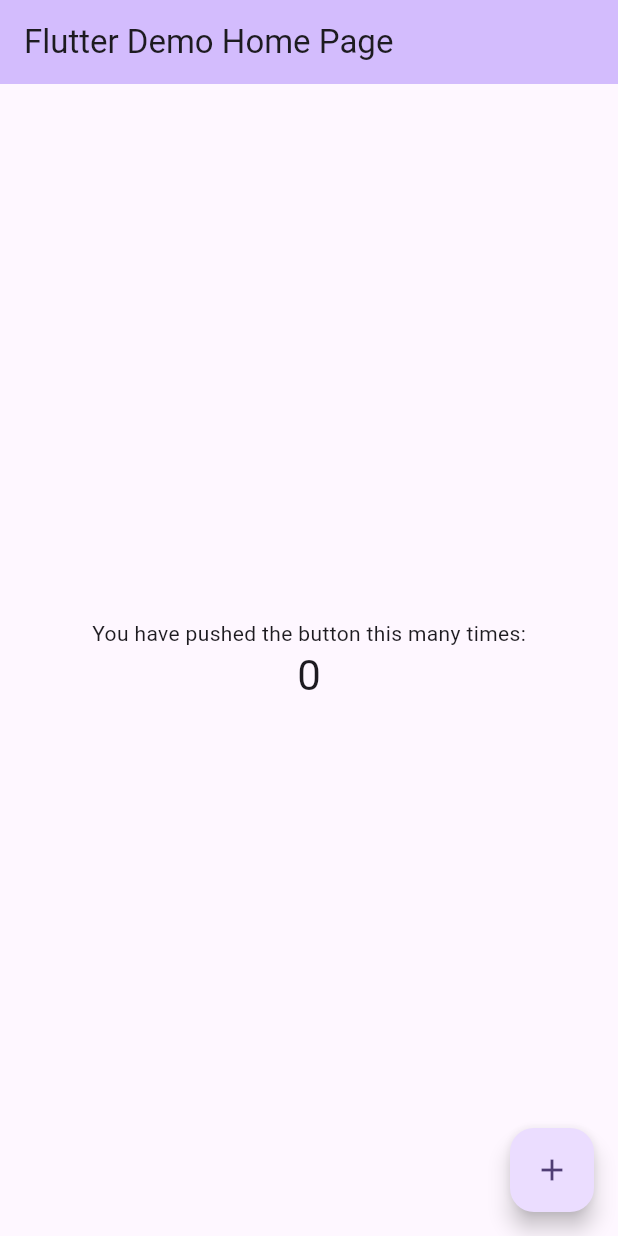
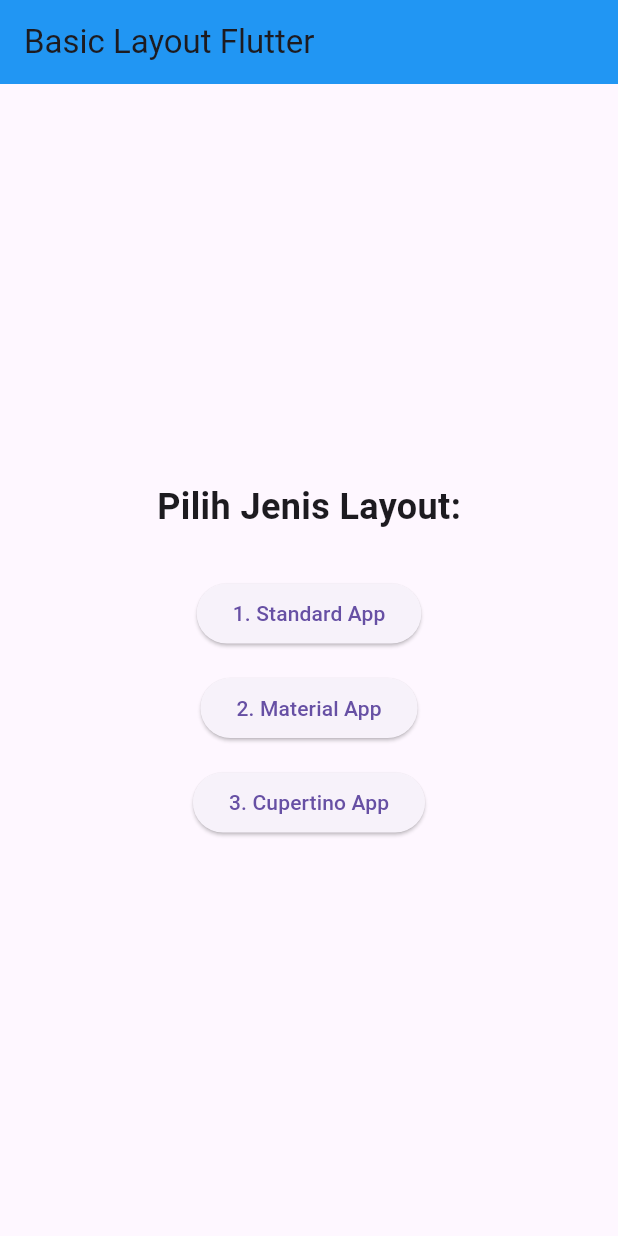
Before and after one commit to afgangalih/flutter2_tugasPraktikum1, a Flutter app: the screen it shows after launch, on a phone screen of 412 x 824 dp. Run offline on Flutter 3.47's test engine with Material 3 defaults, Android fonts, the phone set to English and light mode, and no system bars.

Commit message:
update main.dart, README.MD

```diff
--- a/lib/main.dart
+++ b/lib/main.dart
@@ -1,4 +1,7 @@
 import 'package:flutter/material.dart';
+import 'standard_app.dart';
+import 'material_app.dart';
+import 'cupertino_app.dart';
 
 void main() {
   runApp(const MyApp());
@@ -7,116 +10,76 @@ void main() {
 class MyApp extends StatelessWidget {
   const MyApp({super.key});
 
-  // This widget is the root of your application.
   @override
   Widget build(BuildContext context) {
     return MaterialApp(
-      title: 'Flutter Demo',
+      title: 'Basic Layout Flutter',
       theme: ThemeData(
-        // This is the theme of your application.
-        //
-        // TRY THIS: Try running your application with "flutter run". You'll see
-        // the application has a purple toolbar. Then, without quitting the app,
-        // try changing the seedColor in the colorScheme below to Colors.green
-        // and then invoke "hot reload" (save your changes or press the "hot
-        // reload" button in a Flutter-supported IDE, or press "r" if you used
-        // the command line to start the app).
-        //
-        // Notice that the counter didn't reset back to zero; the application
-        // state is not lost during the reload. To reset the state, use hot
-        // restart instead.
-        //
-        // This works for code too, not just values: Most code changes can be
-        // tested with just a hot reload.
-        colorScheme: ColorScheme.fromSeed(seedColor: Colors.deepPurple),
+        primarySwatch: Colors.blue,
+        useMaterial3: true,
       ),
-      home: const MyHomePage(title: 'Flutter Demo Home Page'),
+      home: const HomePage(),
     );
   }
 }
 
-class MyHomePage extends StatefulWidget {
-  const MyHomePage({super.key, required this.title});
-
-  // This widget is the home page of your application. It is stateful, meaning
-  // that it has a State object (defined below) that contains fields that affect
-  // how it looks.
-
-  // This class is the configuration for the state. It holds the values (in this
-  // case the title) provided by the parent (in this case the App widget) and
-  // used by the build method of the State. Fields in a Widget subclass are
-  // always marked "final".
-
-  final String title;
-
-  @override
-  State<MyHomePage> createState() => _MyHomePageState();
-}
-
-class _MyHomePageState extends State<MyHomePage> {
-  int _counter = 0;
-
-  void _incrementCounter() {
-    setState(() {
-      // This call to setState tells the Flutter framework that something has
-      // changed in this State, which causes it to rerun the build method below
-      // so that the display can reflect the updated values. If we changed
-      // _counter without calling setState(), then the build method would not be
-      // called again, and so nothing would appear to happen.
-      _counter++;
-    });
-  }
+class HomePage extends StatelessWidget {
+  const HomePage({super.key});
 
   @override
   Widget build(BuildContext context) {
-    // This method is rerun every time setState is called, for instance as done
-    // by the _incrementCounter method above.
-    //
-    // The Flutter framework has been optimized to make rerunning build methods
-    // fast, so that you can just rebuild anything that needs updating rather
-    // than having to individually change instances of widgets.
     return Scaffold(
       appBar: AppBar(
-        // TRY THIS: Try changing the color here to a specific color (to
-        // Colors.amber, perhaps?) and trigger a hot reload to see the AppBar
-        // change color while the other colors stay the same.
-        backgroundColor: Theme.of(context).colorScheme.inversePrimary,
-        // Here we take the value from the MyHomePage object that was created by
-        // the App.build method, and use it to set our appbar title.
-        title: Text(widget.title),
+        title: const Text('Basic Layout Flutter'),
+        backgroundColor: Colors.blue,
       ),
       body: Center(
-        // Center is a layout widget. It takes a single child and positions it
-        // in the middle of the parent.
         child: Column(
-          // Column is also a layout widget. It takes a list of children and
-          // arranges them vertically. By default, it sizes itself to fit its
-          // children horizontally, and tries to be as tall as its parent.
-          //
-          // Column has various properties to control how it sizes itself and
-          // how it positions its children. Here we use mainAxisAlignment to
-          // center the children vertically; the main axis here is the vertical
-          // axis because Columns are vertical (the cross axis would be
-          // horizontal).
-          //
-          // TRY THIS: Invoke "debug painting" (choose the "Toggle Debug Paint"
-          // action in the IDE, or press "p" in the console), to see the
-          // wireframe for each widget.
           mainAxisAlignment: MainAxisAlignment.center,
-          children: <Widget>[
-            const Text('You have pushed the button this many times:'),
-            Text(
-              '$_counter',
-              style: Theme.of(context).textTheme.headlineMedium,
+          children: [
+            const Text(
+              'Pilih Jenis Layout:',
+              style: TextStyle(fontSize: 24, fontWeight: FontWeight.bold),
+            ),
+            const SizedBox(height: 30),
+            ElevatedButton(
+              onPressed: () {
+                Navigator.push(
+                  context,
+                  MaterialPageRoute(
+                    builder: (context) => const StandardApp(),
+                  ),
+                );
+              },
+              child: const Text('1. Standard App'),
+            ),
+            const SizedBox(height: 15),
+            ElevatedButton(
+              onPressed: () {
+                Navigator.push(
+                  context,
+                  MaterialPageRoute(
+                    builder: (context) => const MyMaterialApp(),
+                  ),
+                );
+              },
+              child: const Text('2. Material App'),
+            ),
+            const SizedBox(height: 15),
+            ElevatedButton(
+              onPressed: () {
+                Navigator.push(
+                  context,
+                  MaterialPageRoute(
+                    builder: (context) => const MyCupertinoApp(),
+                  ),
+                );
+              },
+              child: const Text('3. Cupertino App'),
             ),
           ],
         ),
       ),
-      floatingActionButton: FloatingActionButton(
-        onPressed: _incrementCounter,
-        tooltip: 'Increment',
-        child: const Icon(Icons.add),
-      ), // This trailing comma makes auto-formatting nicer for build methods.
     );
   }
 }
```
Also changed, not shown: images/material_cupertino_app.png (added), images/standart_app.png (added), 1 other file.
